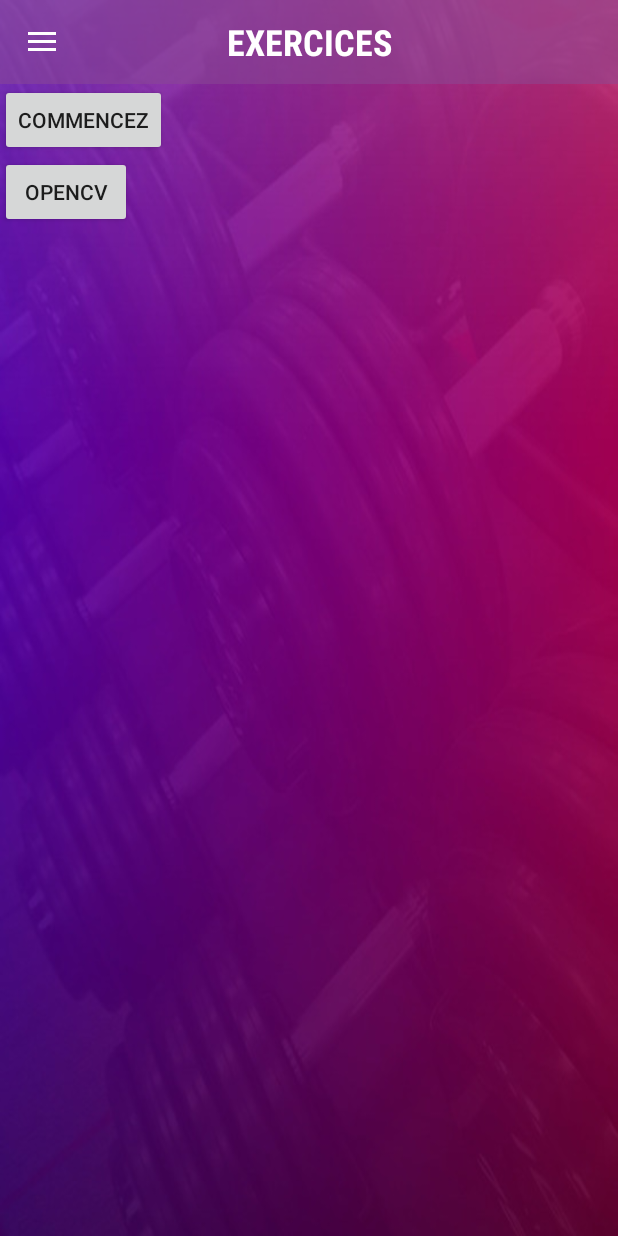
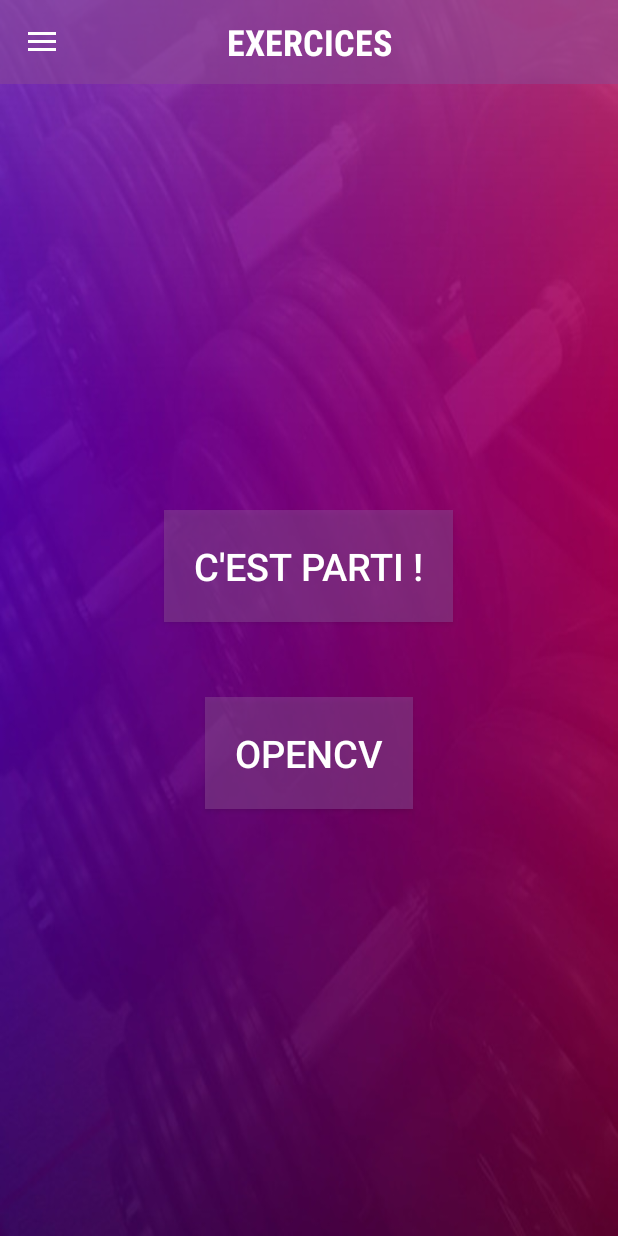
Before and after one commit to Kyxiara/Coach-Training, an Android app: the MainActivity screen opened directly, with no data from a screen before it, on a phone screen of 412 x 824 dp. Run offline under Robolectric (Android 15) with nearby library versions, the phone set to English and light mode, and no system bars; our stand-ins replace Room's generated code; Roboto replaces fonts that are not available here.

Commit message:
Change design of buttons in the mainActivity and add static calendar

```diff
--- a/app/src/main/res/layout/activity_main.xml
+++ b/app/src/main/res/layout/activity_main.xml
@@ -36,17 +36,36 @@
 
         </RelativeLayout>
 
+        <LinearLayout
+            android:layout_width="match_parent"
+            android:layout_height="match_parent"
+            android:orientation="vertical"
+            android:gravity="center">
+
             <Button
                 android:layout_width="wrap_content"
                 android:layout_height="wrap_content"
                 android:id="@+id/button_begin"
-            android:text="Commencez"/>
+                android:text="C'est parti !"
+                android:background="#80894a93"
+                android:padding="20dp"
+                android:textColor="@android:color/white"
+                android:layout_gravity="center"
+                android:textSize="25dp"/>
 
             <Button
                 android:id="@+id/buttonOpenCV"
                 android:layout_width="wrap_content"
                 android:layout_height="wrap_content"
-            android:text="OpenCV" />
+                android:text="OpenCV"
+                android:background="#80894a93"
+                android:padding="20dp"
+                android:textColor="@android:color/white"
+                android:layout_gravity="center"
+                android:layout_marginTop="50dp"
+                android:textSize="25dp"/>
+
+        </LinearLayout>
 
     </LinearLayout>
 
--- a/app/src/main/res/values/colors.xml
+++ b/app/src/main/res/values/colors.xml
@@ -1,6 +1,6 @@
 <?xml version="1.0" encoding="utf-8"?>
 <resources>
     <color name="colorPrimary">#98347d</color>
-    <color name="colorPrimaryDark">#303F9F</color>
+    <color name="colorPrimaryDark">#303f9f</color>
     <color name="colorAccent">#ffffff</color>
 </resources>
```
Also changed, not shown: app/src/main/res/layout/activity_calendar.xml (+9 -0 lines), app/src/main/res/layout/activity_end_exercice.xml (+4 -3 lines), app/src/main/res/values/styles.xml (+14 -0 lines). Lines whose indentation alone changed are shown as unchanged.
